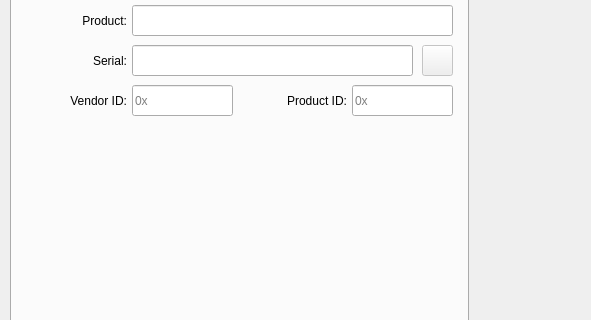
Old version of the form src/configuratorwindow.ui in the repository bloguetronica/mcp2221-conf; both pictures show x 0 to 591 and y 100 to 420 of the 800 by 600 pixel window.
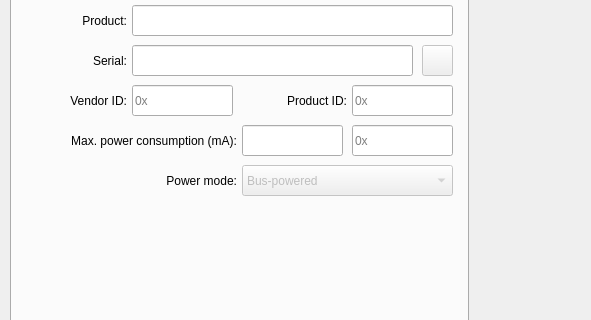
New version of the form. Icons and pictures are not drawn.

```diff
--- a/src/configuratorwindow.ui
+++ b/src/configuratorwindow.ui
@@ -227,6 +227,93 @@
        <string>0x</string>
       </property>
      </widget>
+     <widget class="QLabel" name="labelMaxPower">
+      <property name="geometry">
+       <rect>
+        <x>10</x>
+        <y>177</y>
+        <width>215</width>
+        <height>17</height>
+       </rect>
+      </property>
+      <property name="text">
+       <string>Max. power consumption (mA):</string>
+      </property>
+      <property name="alignment">
+       <set>Qt::AlignRight|Qt::AlignTrailing|Qt::AlignVCenter</set>
+      </property>
+     </widget>
+     <widget class="QLineEdit" name="lineEditMaxPower">
+      <property name="geometry">
+       <rect>
+        <x>230</x>
+        <y>170</y>
+        <width>101</width>
+        <height>31</height>
+       </rect>
+      </property>
+      <property name="readOnly">
+       <bool>true</bool>
+      </property>
+     </widget>
+     <widget class="QLineEdit" name="lineEditMaxPowerHex">
+      <property name="geometry">
+       <rect>
+        <x>340</x>
+        <y>170</y>
+        <width>101</width>
+        <height>31</height>
+       </rect>
+      </property>
+      <property name="maxLength">
+       <number>2</number>
+      </property>
+      <property name="readOnly">
+       <bool>true</bool>
+      </property>
+      <property name="placeholderText">
+       <string>0x</string>
+      </property>
+     </widget>
+     <widget class="QLabel" name="labelPowerMode">
+      <property name="geometry">
+       <rect>
+        <x>10</x>
+        <y>217</y>
+        <width>215</width>
+        <height>17</height>
+       </rect>
+      </property>
+      <property name="text">
+       <string>Power mode:</string>
+      </property>
+      <property name="alignment">
+       <set>Qt::AlignRight|Qt::AlignTrailing|Qt::AlignVCenter</set>
+      </property>
+     </widget>
+     <widget class="QComboBox" name="comboBoxPowerMode">
+      <property name="enabled">
+       <bool>false</bool>
+      </property>
+      <property name="geometry">
+       <rect>
+        <x>230</x>
+        <y>210</y>
+        <width>211</width>
+        <height>31</height>
+       </rect>
+      </property>
+      <item>
+       <property name="text">
+        <string>Bus-powered</string>
+       </property>
+      </item>
+      <item>
+       <property name="text">
+        <string>Self-powered</string>
+       </property>
+      </item>
+     </widget>
     </widget>
     <widget class="QWidget" name="tab_2">
      <attribute name="title">
```
